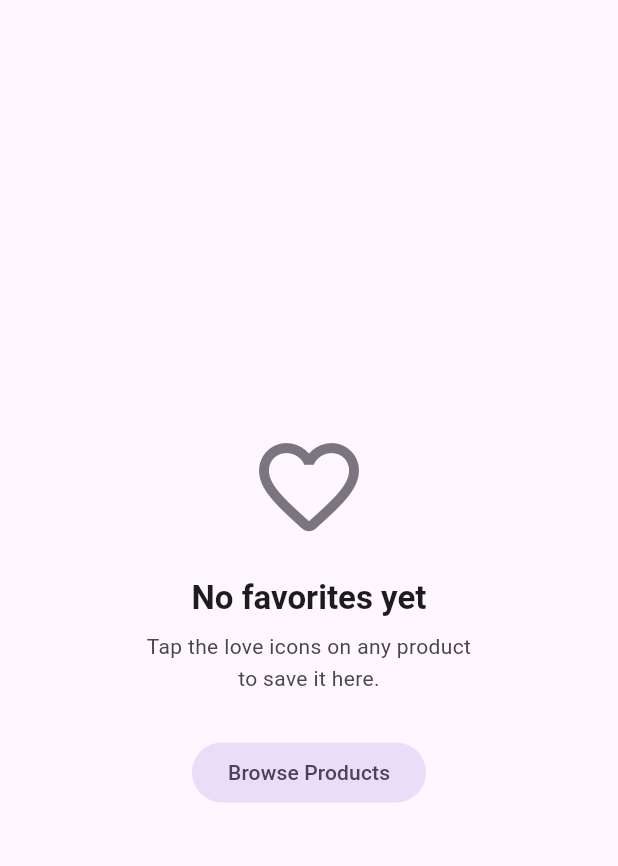
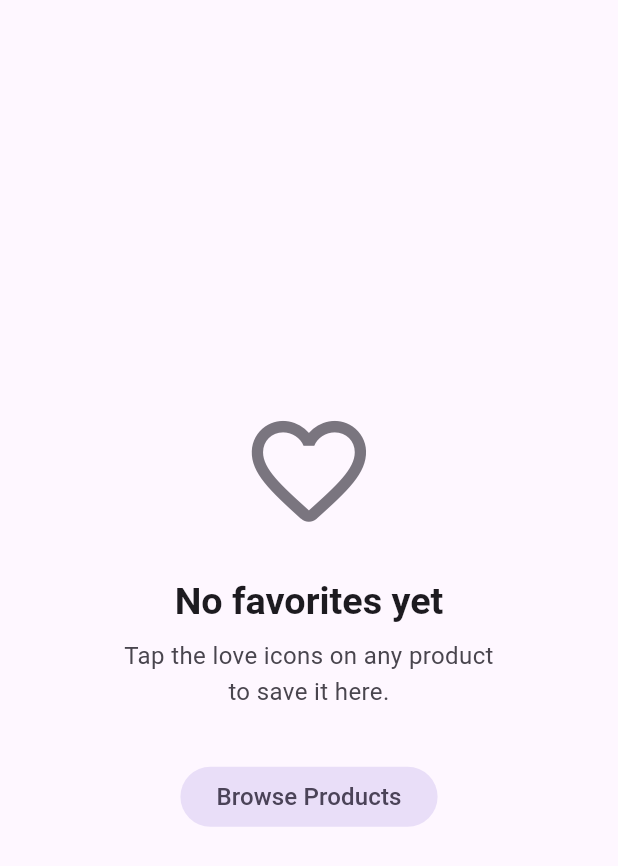
Before and after one commit to itsMallix/Propnex-Test-Amanda, a Flutter app: the _EmptyFavorites widget shown alone on an empty page, opened directly, on a phone screen of 412 x 824 dp. Shown: the top 866 px of the screen. Run offline on Flutter 3.47's test engine with Material 3 defaults, Android fonts, the phone set to English and light mode, and no system bars; our stand-ins replace equatable, flutter_screenutil, share_plus, shared_preferences, shimmer; accounts and stored records are empty; network calls fail.

Commit message:
feat: add favorite screen

```diff
--- a/lib/features/favorites/presentation/screens/favorites_screen.dart
+++ b/lib/features/favorites/presentation/screens/favorites_screen.dart
@@ -1,11 +1,13 @@
 import 'package:flutter/material.dart';
+import 'package:flutter_screenutil/flutter_screenutil.dart';
 import 'package:propnex_take_home_test/features/main/presentation/screens/main_screen.dart';
 import 'package:provider/provider.dart';
 import 'package:share_plus/share_plus.dart';
+import 'package:propnex_take_home_test/core/utils/extensions.dart';
 import 'package:propnex_take_home_test/core/providers/view_state_widget.dart';
 import 'package:propnex_take_home_test/features/products/presentation/providers/product_providers.dart';
 import 'package:propnex_take_home_test/features/products/presentation/screens/product_detail_screen.dart';
-import 'package:propnex_take_home_test/features/favorites/presentation/providers/favorite_provider.dart';
+import 'package:propnex_take_home_test/features/favorites/presentation/providers/favorite_providers.dart';
 import 'package:propnex_take_home_test/features/favorites/presentation/widgets/favorite_card.dart';
 
 class FavoritesScreen extends StatelessWidget {
@@ -178,14 +180,14 @@ class _FavoritesList extends StatelessWidget {
     final favorites = provider.favorites;
 
     return ListView.builder(
-      padding: const EdgeInsets.fromLTRB(16, 8, 16, 24),
+      padding: EdgeInsets.fromLTRB(16.w, 8.h, 16.w, 24.h),
       itemCount: favorites.length,
       itemBuilder: (_, index) {
         final fav = favorites[index];
         final product = fav.product;
 
         return Padding(
-          padding: const EdgeInsets.only(bottom: 10),
+          padding: EdgeInsets.only(bottom: 10.h),
           child: Dismissible(
             key: ValueKey(product.id),
             direction: DismissDirection.endToStart,
@@ -208,24 +210,25 @@ class _RemoveBackground extends StatelessWidget {
   Widget build(BuildContext context) {
     return Container(
       alignment: Alignment.centerRight,
-      padding: const EdgeInsets.only(right: 20),
+      padding: EdgeInsets.only(right: 20.w),
       decoration: BoxDecoration(
-        color: Theme.of(context).colorScheme.errorContainer,
-        borderRadius: BorderRadius.circular(12),
+        color: context.colorScheme.errorContainer,
+        borderRadius: BorderRadius.circular(12.r),
       ),
       child: Column(
         mainAxisAlignment: MainAxisAlignment.center,
         children: [
           Icon(
             Icons.favorite_border_rounded,
-            color: Theme.of(context).colorScheme.error,
+            color: context.colorScheme.error,
+            size: 24.sp,
           ),
-          const SizedBox(height: 4),
+          SizedBox(height: 4.h),
           Text(
             'Remove',
             style: TextStyle(
-              color: Theme.of(context).colorScheme.error,
-              fontSize: 11,
+              color: context.colorScheme.error,
+              fontSize: 11.sp,
             ),
           ),
         ],
@@ -240,6 +243,9 @@ class _EmptyFavorites extends StatelessWidget {
   @override
   Widget build(BuildContext context) {
     return Center(
+      child: OrientationBuilder(
+        builder: (context, orientation) {
+          return SingleChildScrollView(
             child: Column(
               mainAxisSize: MainAxisSize.min,
               children: [
@@ -251,37 +257,45 @@ class _EmptyFavorites extends StatelessWidget {
                       Transform.scale(scale: scale, child: child),
                   child: Icon(
                     Icons.favorite_border_rounded,
-              size: 80,
-              color: Theme.of(context).colorScheme.outline,
+                    size: 80.sp,
+                    color: context.colorScheme.outline,
                   ),
                 ),
-          const SizedBox(height: 20),
+                SizedBox(height: 20.h),
                 Text(
                   'No favorites yet',
-            style: Theme.of(
-              context,
-            ).textTheme.titleLarge?.copyWith(fontWeight: FontWeight.bold),
+                  style: context.textTheme.titleLarge?.copyWith(
+                    fontWeight: FontWeight.bold,
+                    fontSize: 22.sp,
                   ),
-          const SizedBox(height: 8),
+                ),
+                SizedBox(height: 8.h),
                 Text(
                   'Tap the love icons on any product\nto save it here.',
                   textAlign: TextAlign.center,
-            style: Theme.of(context).textTheme.bodyMedium?.copyWith(
-              color: Theme.of(context).colorScheme.onSurfaceVariant,
+                  style: context.textTheme.bodyMedium?.copyWith(
+                    color: context.colorScheme.onSurfaceVariant,
                     height: 1.5,
+                    fontSize: 14.sp,
                   ),
                 ),
-          const SizedBox(height: 28),
+                SizedBox(height: 28.h),
                 FilledButton.tonal(
                   onPressed: () => Navigator.of(context).pushReplacement(
                     MaterialPageRoute(
-                builder: (context) => MainScreen(),
+                      builder: (context) => const MainScreen(),
                     ),
                   ),
-            child: const Text('Browse Products'),
+                  child: Text(
+                    'Browse Products',
+                    style: TextStyle(fontSize: 14.sp),
+                  ),
                 ),
               ],
             ),
           );
+        },
+      ),
+    );
   }
 }
```
Also changed, not shown: lib/features/favorites/presentation/widgets/favorite_card.dart (+43 -28 lines), lib/features/favorites/presentation/providers/favorite_providers.dart (renamed from lib/features/favorites/presentation/providers/favorite_provider.dart). Lines whose indentation alone changed are shown as unchanged.
